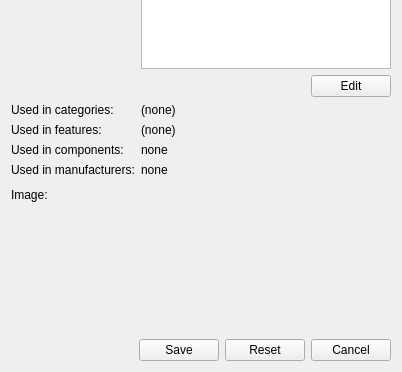
This is client/uiforms/picture_edit.ui in Wolframe/configurator as Qt 5 draws it before an edit; both pictures show x 0 to 402 and y 224 to 596 of the 402 by 596 pixel window. The edited form follows.
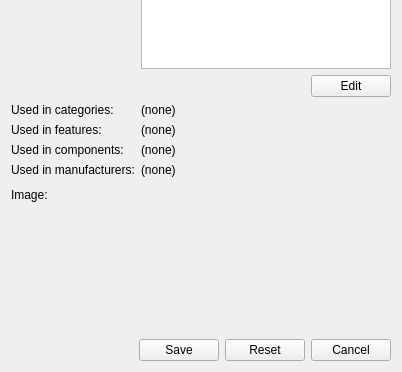
This is the edited form. Icons and pictures are not drawn. Custom widgets are drawn as their Qt base class.

Commit message: none -> (none)

```diff
--- a/client/uiforms/picture_edit.ui
+++ b/client/uiforms/picture_edit.ui
@@ -272,14 +272,14 @@
    <item row="8" column="1">
     <widget class="QLabel" name="used_components">
      <property name="text">
-      <string>none</string>
+      <string>(none)</string>
      </property>
     </widget>
    </item>
    <item row="10" column="1">
     <widget class="QLabel" name="used_manufacturers">
      <property name="text">
-      <string>none</string>
+      <string>(none)</string>
      </property>
     </widget>
    </item>
```
The commit also changes 4 other files.
